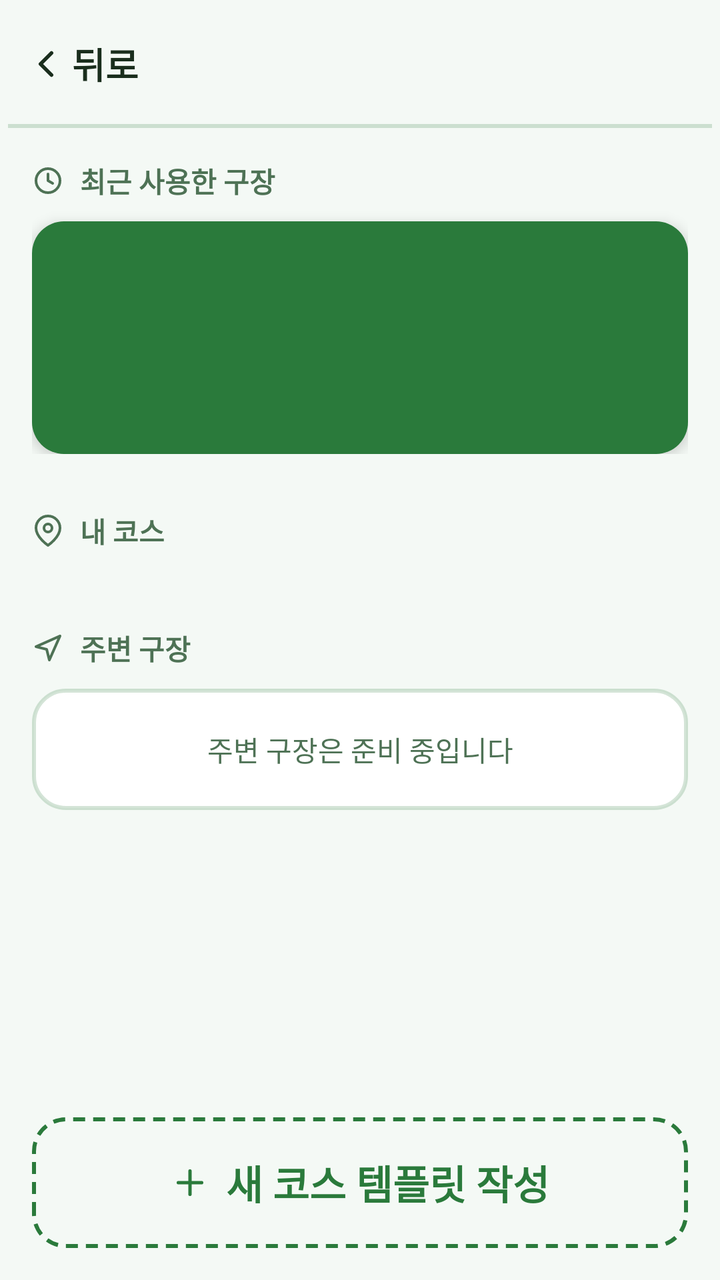
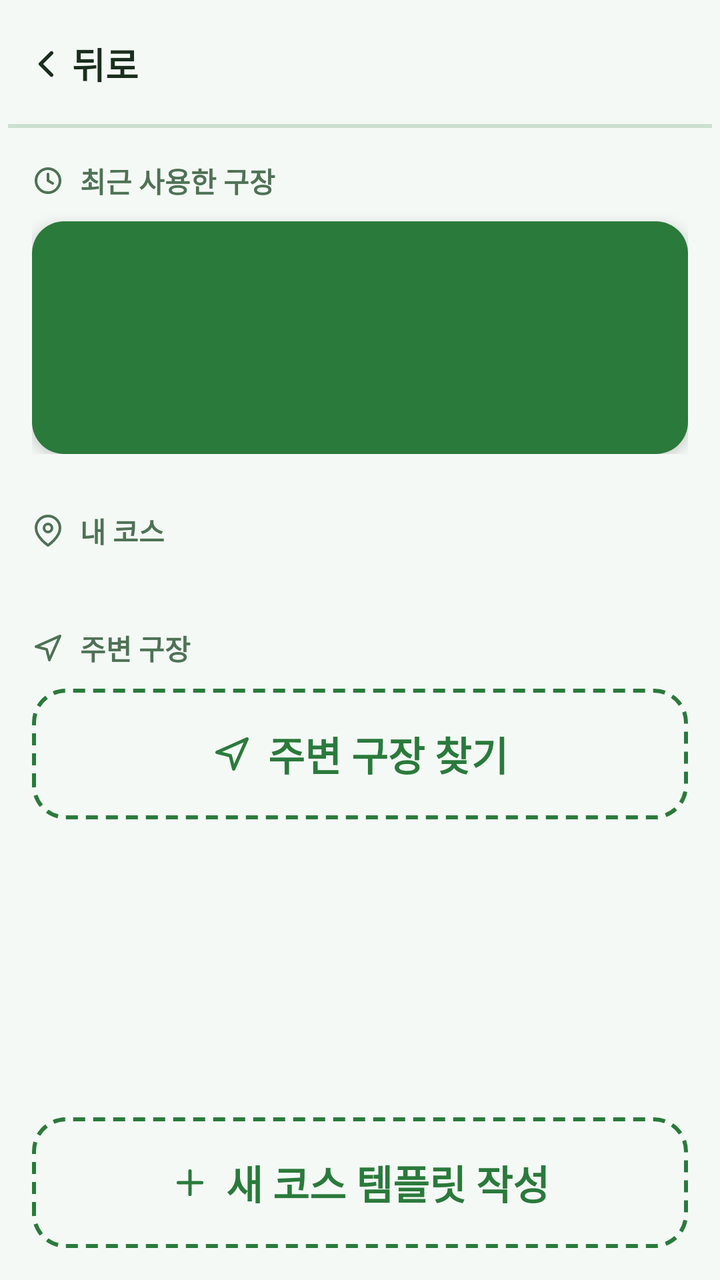

An Android layout rendered at two revisions. The XML below is the earlier revision; the diff shows what the commit changed to produce the second picture.
<!-- AndroidManifest.xml: application theme Theme.ParkGolf -->
<!-- res/layout/fragment_start.xml -->
<?xml version="1.0" encoding="utf-8"?>
<LinearLayout xmlns:android="http://schemas.android.com/apk/res/android"
    xmlns:app="http://schemas.android.com/apk/res-auto"
    android:layout_width="match_parent" android:layout_height="match_parent"
    android:orientation="vertical" android:background="?attr/parkBackground">

    <include android:id="@+id/topBar" layout="@layout/view_top_bar" />

    <ScrollView
        android:layout_width="match_parent" android:layout_height="0dp" android:layout_weight="1"
        android:fillViewport="true" android:padding="@dimen/screen_padding">
        <LinearLayout android:layout_width="match_parent" android:layout_height="wrap_content"
            android:orientation="vertical">

            <LinearLayout android:id="@+id/sectionRecent"
                android:layout_width="match_parent" android:layout_height="wrap_content"
                android:orientation="vertical" android:layout_marginBottom="@dimen/section_gap">
                <LinearLayout android:layout_width="wrap_content" android:layout_height="wrap_content"
                    android:orientation="horizontal" android:gravity="center_vertical"
                    android:layout_marginBottom="10dp">
                    <ImageView android:layout_width="16dp" android:layout_height="16dp"
                        android:src="@drawable/ic_clock" android:importantForAccessibility="no" />
                    <TextView android:layout_width="wrap_content" android:layout_height="wrap_content"
                        android:layout_marginStart="8dp" android:text="@string/recent_venue_label"
                        android:textStyle="bold" android:textColor="?attr/parkMutedForeground" />
                </LinearLayout>
                <LinearLayout android:id="@+id/cardRecent"
                    android:layout_width="match_parent" android:layout_height="wrap_content"
                    android:orientation="vertical" android:background="@drawable/bg_card_primary"
                    android:padding="@dimen/recent_card_pad" android:elevation="4dp"
                    android:foreground="?attr/selectableItemBackground">
                    <TextView android:id="@+id/tvRecentDate"
                        android:layout_width="wrap_content" android:layout_height="wrap_content"
                        android:textColor="@color/on_primary" android:alpha="0.75"
                        android:layout_marginBottom="4dp" />
                    <TextView android:id="@+id/tvRecentVenue"
                        android:layout_width="wrap_content" android:layout_height="wrap_content"
                        android:textSize="@dimen/title_text" android:textStyle="bold"
                        android:textColor="@color/on_primary" />
                    <TextView android:id="@+id/tvRecentCourse"
                        android:layout_width="wrap_content" android:layout_height="wrap_content"
                        android:textColor="@color/on_primary" android:alpha="0.9"
                        android:layout_marginTop="2dp" />
                </LinearLayout>
            </LinearLayout>

            <LinearLayout android:layout_width="wrap_content" android:layout_height="wrap_content"
                android:orientation="horizontal" android:gravity="center_vertical"
                android:layout_marginBottom="10dp">
                <ImageView android:layout_width="16dp" android:layout_height="16dp"
                    android:src="@drawable/ic_map_pin" app:tint="?attr/parkMutedForeground"
                    android:importantForAccessibility="no" />
                <TextView android:layout_width="wrap_content" android:layout_height="wrap_content"
                    android:layout_marginStart="8dp" android:text="@string/my_courses_label"
                    android:textStyle="bold" android:textColor="?attr/parkMutedForeground" />
            </LinearLayout>
            <LinearLayout android:id="@+id/containerVenues"
                android:layout_width="match_parent" android:layout_height="wrap_content"
                android:orientation="vertical" android:layout_marginBottom="@dimen/section_gap" />

            <LinearLayout android:layout_width="wrap_content" android:layout_height="wrap_content"
                android:orientation="horizontal" android:gravity="center_vertical"
                android:layout_marginBottom="10dp">
                <ImageView android:layout_width="16dp" android:layout_height="16dp"
                    android:src="@drawable/ic_navigation" android:importantForAccessibility="no" />
                <TextView android:layout_width="wrap_content" android:layout_height="wrap_content"
                    android:layout_marginStart="8dp" android:text="@string/nearby_label"
                    android:textStyle="bold" android:textColor="?attr/parkMutedForeground" />
            </LinearLayout>
            <TextView android:layout_width="match_parent" android:layout_height="wrap_content"
                android:background="@drawable/bg_card" android:gravity="center"
                android:padding="20dp" android:text="@string/nearby_placeholder"
                android:textColor="?attr/parkMutedForeground" />
        </LinearLayout>
    </ScrollView>

    <LinearLayout android:layout_width="match_parent" android:layout_height="wrap_content"
        android:orientation="vertical" android:background="?attr/parkBackground"
        android:padding="@dimen/screen_padding">
        <LinearLayout android:id="@+id/btnNewCourse"
            android:layout_width="match_parent" android:layout_height="wrap_content"
            android:minHeight="@dimen/touch_min" android:orientation="horizontal"
            android:gravity="center" android:background="@drawable/bg_dashed"
            android:paddingVertical="18dp" android:foreground="?attr/selectableItemBackground">
            <ImageView android:layout_width="20dp" android:layout_height="20dp"
                android:src="@drawable/ic_plus" app:tint="?attr/parkPrimary"
                android:importantForAccessibility="no" />
            <TextView android:layout_width="wrap_content" android:layout_height="wrap_content"
                android:layout_marginStart="8dp" android:text="@string/new_template_button"
                android:textSize="@dimen/button_text" android:textStyle="bold"
                android:textColor="?attr/parkPrimary" />
        </LinearLayout>
    </LinearLayout>
</LinearLayout>
<!-- res/layout/view_top_bar.xml (included above) -->
<?xml version="1.0" encoding="utf-8"?>
<androidx.constraintlayout.widget.ConstraintLayout
    xmlns:android="http://schemas.android.com/apk/res/android"
    xmlns:app="http://schemas.android.com/apk/res-auto"
    android:layout_width="match_parent"
    android:layout_height="wrap_content"
    android:background="?attr/parkBackground"
    android:minHeight="64dp"
    android:paddingHorizontal="4dp">

    <LinearLayout
        android:id="@+id/btnBack"
        android:layout_width="wrap_content"
        android:layout_height="@dimen/touch_min"
        android:orientation="horizontal"
        android:gravity="center_vertical"
        android:paddingHorizontal="8dp"
        android:background="?attr/selectableItemBackground"
        android:clickable="true"
        android:focusable="true"
        android:contentDescription="@string/back"
        app:layout_constraintStart_toStartOf="parent"
        app:layout_constraintTop_toTopOf="parent"
        app:layout_constraintBottom_toBottomOf="parent">
        <ImageView
            android:layout_width="22dp" android:layout_height="22dp"
            android:src="@drawable/ic_chevron_left"
            android:importantForAccessibility="no" />
        <TextView
            android:layout_width="wrap_content" android:layout_height="wrap_content"
            android:layout_marginStart="2dp"
            android:text="@string/back"
            android:textColor="?attr/parkForeground"
            android:textSize="@dimen/body_text"
            android:textStyle="bold" />
    </LinearLayout>

    <TextView
        android:id="@+id/tvBarTitle"
        android:layout_width="0dp"
        android:layout_height="wrap_content"
        android:gravity="center"
        android:textSize="@dimen/body_text"
        android:textStyle="bold"
        android:textColor="?attr/parkForeground"
        android:maxLines="1"
        android:ellipsize="end"
        app:layout_constraintStart_toEndOf="@id/btnBack"
        app:layout_constraintEnd_toStartOf="@id/barSpacer"
        app:layout_constraintTop_toTopOf="parent"
        app:layout_constraintBottom_toBottomOf="parent" />

    <Space
        android:id="@+id/barSpacer"
        android:layout_width="72dp"
        android:layout_height="1dp"
        app:layout_constraintEnd_toEndOf="parent"
        app:layout_constraintTop_toTopOf="parent" />

    <View android:layout_width="0dp" android:layout_height="@dimen/border_width"
        android:background="?attr/parkBorder"
        app:layout_constraintStart_toStartOf="parent"
        app:layout_constraintEnd_toEndOf="parent"
        app:layout_constraintBottom_toBottomOf="parent" />
</androidx.constraintlayout.widget.ConstraintLayout>
<!-- resources referenced by this layout -->
<resources>
  <color name="on_primary">#FFFFFF</color>
  <dimen name="body_text">18sp</dimen>
  <dimen name="border_width">2dp</dimen>
  <dimen name="button_text">20sp</dimen>
  <dimen name="recent_card_pad">20dp</dimen>
  <dimen name="screen_padding">16dp</dimen>
  <dimen name="section_gap">28dp</dimen>
  <dimen name="title_text">24sp</dimen>
  <dimen name="touch_min">56dp</dimen>
  <!-- drawable bg_card (drawable) -->
  <?xml version="1.0" encoding="utf-8"?>
  <shape xmlns:android="http://schemas.android.com/apk/res/android" android:shape="rectangle">
      <solid android:color="@color/card" />
      <corners android:radius="@dimen/radius_card" />
      <stroke android:width="@dimen/border_width" android:color="?attr/parkBorder" />
  </shape>
  <!-- drawable bg_card_primary (drawable) -->
  <?xml version="1.0" encoding="utf-8"?>
  <shape xmlns:android="http://schemas.android.com/apk/res/android" android:shape="rectangle">
      <solid android:color="?attr/parkPrimary" />
      <corners android:radius="@dimen/radius_card" />
  </shape>
  <!-- drawable bg_dashed (drawable) -->
  <?xml version="1.0" encoding="utf-8"?>
  <shape xmlns:android="http://schemas.android.com/apk/res/android" android:shape="rectangle">
      <solid android:color="@android:color/transparent" />
      <corners android:radius="@dimen/radius_card" />
      <stroke android:width="@dimen/border_width" android:color="?attr/parkPrimary"
          android:dashWidth="6dp" android:dashGap="4dp" />
  </shape>
  <!-- drawable ic_chevron_left (drawable) -->
  <vector xmlns:android="http://schemas.android.com/apk/res/android" android:width="24dp" android:height="24dp" android:viewportWidth="24" android:viewportHeight="24">
      <path android:strokeColor="?attr/parkForeground" android:strokeWidth="2" android:strokeLineCap="round" android:strokeLineJoin="round" android:pathData="M15,18 L9,12 L15,6" />
  </vector>
  <!-- drawable ic_map_pin (drawable) -->
  <vector xmlns:android="http://schemas.android.com/apk/res/android" android:width="24dp" android:height="24dp" android:viewportWidth="24" android:viewportHeight="24">
      <path android:strokeColor="?attr/parkForeground" android:strokeWidth="2" android:strokeLineCap="round" android:strokeLineJoin="round" android:pathData="M21,10 C21,17 12,23 12,23 C12,23 3,17 3,10 A9,9 0 0 1 21,10 Z" />
      <path android:strokeColor="?attr/parkForeground" android:strokeWidth="2" android:pathData="M15,10 A3,3 0 1 1 9,10 A3,3 0 0 1 15,10 Z" />
  </vector>
  <!-- drawable ic_navigation (drawable) -->
  <vector xmlns:android="http://schemas.android.com/apk/res/android" android:width="24dp" android:height="24dp" android:viewportWidth="24" android:viewportHeight="24">
      <path android:strokeColor="?attr/parkMutedForeground" android:strokeWidth="2" android:strokeLineCap="round" android:strokeLineJoin="round" android:pathData="M3,11 L21,3 L13,21 L11,13 Z" />
  </vector>
  <!-- drawable ic_plus (drawable) -->
  <vector xmlns:android="http://schemas.android.com/apk/res/android" android:width="24dp" android:height="24dp" android:viewportWidth="24" android:viewportHeight="24">
      <path android:strokeColor="?attr/parkForeground" android:strokeWidth="2" android:strokeLineCap="round" android:pathData="M12,5 L12,19 M5,12 L19,12" />
  </vector>
  <string name="back">뒤로</string>
  <string name="my_courses_label">내 코스</string>
  <string name="nearby_label">주변 구장</string>
  <string name="nearby_placeholder">주변 구장은 준비 중입니다</string>
  <string name="new_template_button">새 코스 템플릿 작성</string>
  <string name="recent_venue_label">최근 사용한 구장</string>
  <style name="Theme.ParkGolf" parent="Theme.ParkGolf.Green" />
  <color name="card">#FFFFFF</color>
  <dimen name="radius_card">16dp</dimen>
  <style name="Theme.ParkGolf.Base" parent="Theme.Material3.DayNight.NoActionBar">
          <item name="colorOnPrimary">@color/on_primary</item>
          <item name="android:textColorPrimary">?attr/parkForeground</item>
      </style>
  <!-- unchanged entries left out for length: 2 -->
</resources>

<!-- the commit's change to res/layout/fragment_start.xml (unified diff, before → after) -->
@@ -67,10 +67,42 @@
                     android:layout_marginStart="8dp" android:text="@string/nearby_label"
                     android:textStyle="bold" android:textColor="?attr/parkMutedForeground" />
             </LinearLayout>
-            <TextView android:layout_width="match_parent" android:layout_height="wrap_content"
-                android:background="@drawable/bg_card" android:gravity="center"
-                android:padding="20dp" android:text="@string/nearby_placeholder"
-                android:textColor="?attr/parkMutedForeground" />
+            <LinearLayout android:id="@+id/nearbySection"
+                android:layout_width="match_parent" android:layout_height="wrap_content"
+                android:orientation="vertical">
+                <LinearLayout android:id="@+id/btnFindNearby"
+                    android:layout_width="match_parent" android:layout_height="wrap_content"
+                    android:minHeight="@dimen/touch_min" android:orientation="horizontal"
+                    android:gravity="center" android:background="@drawable/bg_dashed"
+                    android:paddingVertical="18dp" android:foreground="?attr/selectableItemBackground">
+                    <ImageView android:layout_width="20dp" android:layout_height="20dp"
+                        android:src="@drawable/ic_navigation" app:tint="?attr/parkPrimary"
+                        android:importantForAccessibility="no" />
+                    <TextView android:layout_width="wrap_content" android:layout_height="wrap_content"
+                        android:layout_marginStart="8dp" android:text="@string/nearby_find"
+                        android:textSize="@dimen/button_text" android:textStyle="bold"
+                        android:textColor="?attr/parkPrimary" />
+                </LinearLayout>
+                <TextView android:id="@+id/tvNearbyStatus"
+                    android:layout_width="match_parent" android:layout_height="wrap_content"
+                    android:background="@drawable/bg_card" android:gravity="center" android:padding="20dp"
+                    android:textColor="?attr/parkMutedForeground" android:visibility="gone" />
+                <LinearLayout android:id="@+id/nearbyActions"
+                    android:layout_width="match_parent" android:layout_height="wrap_content"
+                    android:orientation="horizontal" android:gravity="center" android:visibility="gone"
+                    android:layout_marginTop="8dp">
+                    <Button android:id="@+id/btnNearbyRetry"
+                        android:layout_width="wrap_content" android:layout_height="wrap_content"
+                        android:text="@string/nearby_retry" android:minHeight="@dimen/touch_min" />
+                    <Button android:id="@+id/btnNearbySettings"
+                        android:layout_width="wrap_content" android:layout_height="wrap_content"
+                        android:text="@string/nearby_open_settings" android:layout_marginStart="8dp"
+                        android:minHeight="@dimen/touch_min" android:visibility="gone" />
+                </LinearLayout>
+                <LinearLayout android:id="@+id/nearbyContainer"
+                    android:layout_width="match_parent" android:layout_height="wrap_content"
+                    android:orientation="vertical" />
+            </LinearLayout>
         </LinearLayout>
     </ScrollView>
 
<!-- resource entries referenced after the edit -->
@@ -49,8 +49,10 @@
   </vector>
   <string name="back">뒤로</string>
   <string name="my_courses_label">내 코스</string>
+  <string name="nearby_find">주변 구장 찾기</string>
   <string name="nearby_label">주변 구장</string>
-  <string name="nearby_placeholder">주변 구장은 준비 중입니다</string>
+  <string name="nearby_open_settings">설정 열기</string>
+  <string name="nearby_retry">다시 시도</string>
   <string name="new_template_button">새 코스 템플릿 작성</string>
   <string name="recent_venue_label">최근 사용한 구장</string>
   <style name="Theme.ParkGolf" parent="Theme.ParkGolf.Green" />
